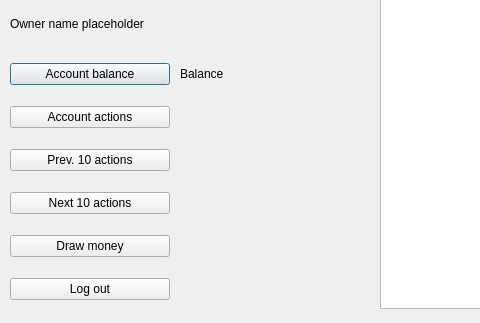
Old version of the form bankautomat/bankmain.ui in the repository Necromunda/ATM; both pictures show x 0 to 480 and y 232 to 555 of the 1115 by 555 pixel window.
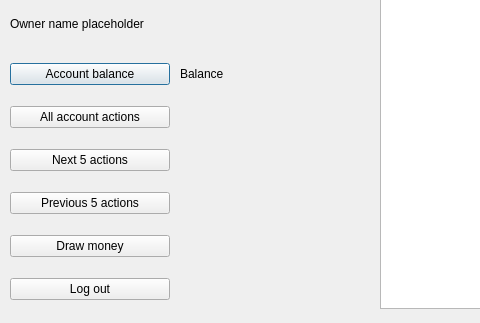
New version of the form.

Commit message: next ja prev transfer haku toimii

What changed in the file:
```diff
--- a/bankautomat/bankmain.ui
+++ b/bankautomat/bankmain.ui
@@ -122,21 +122,21 @@
     <item>
      <widget class="QPushButton" name="accountActionsButton">
       <property name="text">
-       <string>Account actions</string>
-      </property>
-     </widget>
-    </item>
-    <item>
-     <widget class="QPushButton" name="prevActionsButton">
-      <property name="text">
-       <string>Prev. 10 actions</string>
+       <string>All account actions</string>
       </property>
      </widget>
     </item>
     <item>
      <widget class="QPushButton" name="nextActionsButton">
       <property name="text">
-       <string>Next 10 actions</string>
+       <string>Next 5 actions</string>
+      </property>
+     </widget>
+    </item>
+    <item>
+     <widget class="QPushButton" name="prevActionsButton">
+      <property name="text">
+       <string>Previous 5 actions</string>
       </property>
      </widget>
     </item>
```
The commit also changes 6 other files.
